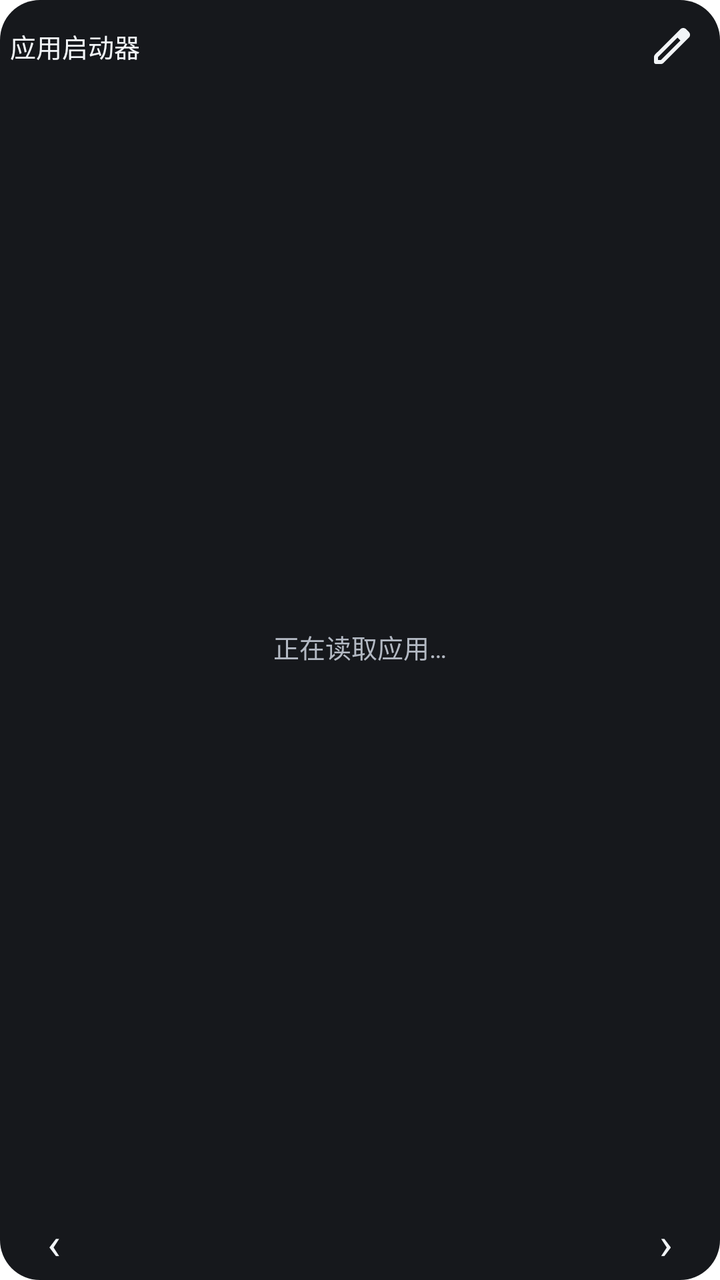
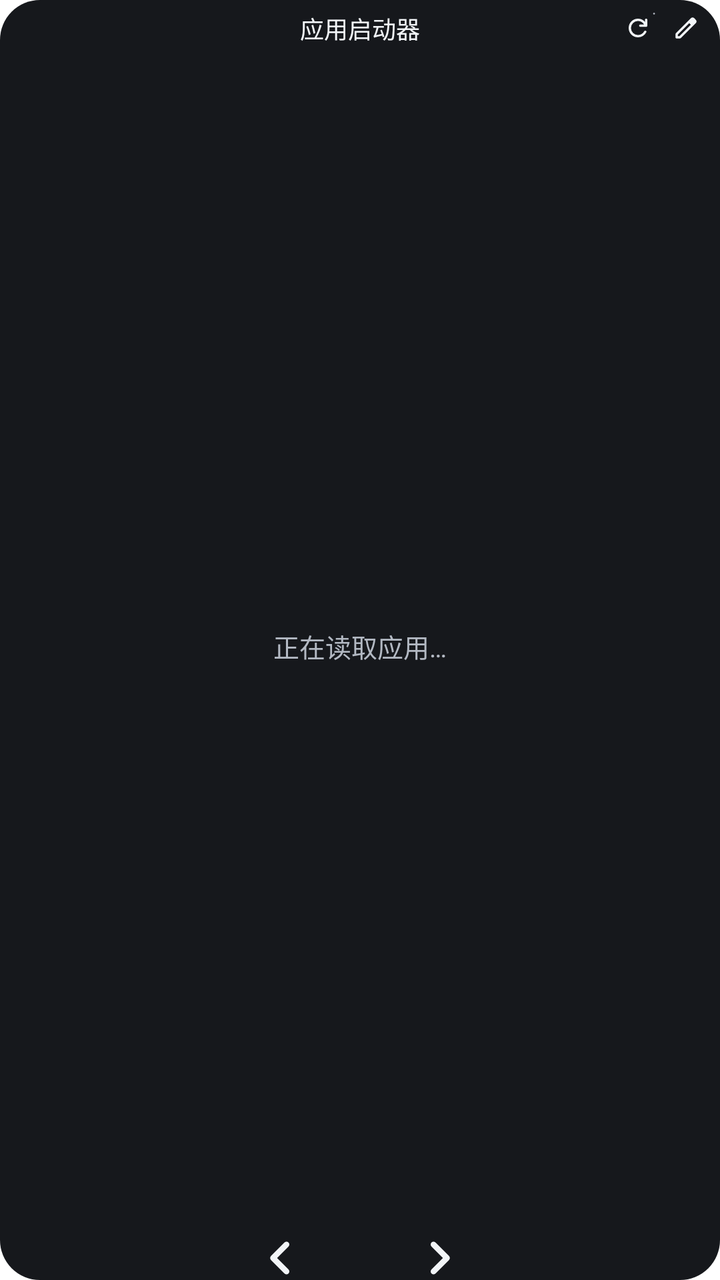

Before-and-after screenshots of an Android layout around one commit, followed by the original layout XML and the change that was made.
<!-- AndroidManifest.xml: activity theme LauncherWidgetEntryTheme -->
<!-- res/layout/launcher_widget.xml -->
<FrameLayout xmlns:android="http://schemas.android.com/apk/res/android" android:layout_width="match_parent" android:layout_height="match_parent">
    <LinearLayout android:id="@+id/launcher_panel" android:layout_width="match_parent" android:layout_height="match_parent" android:layout_gravity="top|left" android:orientation="vertical" android:paddingLeft="5dp" android:paddingRight="5dp" android:paddingTop="4dp" android:paddingBottom="3dp" android:background="@drawable/launcher_widget_panel">
        <LinearLayout android:layout_width="match_parent" android:layout_height="38dp" android:gravity="center_vertical">
            <TextView android:id="@+id/launcher_back" android:layout_width="38dp" android:layout_height="match_parent" android:gravity="center" android:text="‹" android:textColor="#F2F5F8" android:textSize="22sp" android:contentDescription="返回应用列表" android:visibility="gone" android:focusable="true" />
            <TextView android:id="@+id/launcher_title" android:layout_width="0dp" android:layout_weight="1" android:layout_height="wrap_content" android:text="应用启动器" android:textSize="13sp" android:textColor="#F2F5F8" android:maxLines="1" android:ellipsize="end" />
            <ImageButton android:id="@+id/launcher_edit" android:layout_width="38dp" android:layout_height="38dp" android:padding="9dp" android:src="@drawable/ic_ms_edit" android:tint="#F2F5F8" android:background="@android:color/transparent" android:contentDescription="编辑说明" />
        </LinearLayout>
        <FrameLayout android:layout_width="match_parent" android:layout_height="0dp" android:layout_weight="1">
            <FrameLayout android:id="@+id/launcher_grid" android:layout_width="match_parent" android:layout_height="match_parent" />
            <TextView android:id="@+id/launcher_empty" android:layout_width="match_parent" android:layout_height="match_parent" android:gravity="center" android:padding="12dp" android:text="正在读取应用…" android:textSize="13sp" android:textColor="#B3B9C3" />
        </FrameLayout>
        <LinearLayout android:id="@+id/launcher_pager" android:layout_width="match_parent" android:layout_height="32dp" android:gravity="center_vertical">
            <TextView android:id="@+id/launcher_previous" android:layout_width="44dp" android:layout_height="match_parent" android:gravity="center" android:text="‹" android:textSize="22sp" android:textColor="#F2F5F8" android:contentDescription="上一页应用" android:focusable="true" />
            <TextView android:id="@+id/launcher_page" android:layout_width="0dp" android:layout_weight="1" android:layout_height="wrap_content" android:gravity="center" android:textSize="10sp" android:textColor="#B3B9C3" android:maxLines="2" />
            <TextView android:id="@+id/launcher_next" android:layout_width="44dp" android:layout_height="match_parent" android:gravity="center" android:text="›" android:textSize="22sp" android:textColor="#F2F5F8" android:contentDescription="下一页应用" android:focusable="true" />
        </LinearLayout>
        <FrameLayout android:id="@+id/launcher_pins" android:layout_width="match_parent" android:layout_height="44dp" android:visibility="gone" />
    </LinearLayout>
    <LinearLayout android:id="@+id/launcher_hint" android:layout_width="match_parent" android:layout_height="wrap_content" android:layout_gravity="center" android:orientation="vertical" android:padding="16dp" android:background="@drawable/launcher_widget_folder" android:visibility="gone">
        <TextView android:id="@+id/launcher_hint_text" android:layout_width="match_parent" android:layout_height="wrap_content" android:textSize="14sp" android:textColor="#F2F5F8" />
        <TextView android:id="@+id/launcher_hint_close" android:layout_width="match_parent" android:layout_height="44dp" android:gravity="center" android:text="知道了" android:textSize="14sp" android:textColor="#AFCDEB" android:focusable="true" />
    </LinearLayout>
</FrameLayout>
<!-- resources referenced by this layout -->
<resources>
  <!-- drawable ic_ms_edit (drawable) -->
  <vector xmlns:android="http://schemas.android.com/apk/res/android" android:width="24dp" android:height="24dp" android:viewportWidth="960" android:viewportHeight="960">
      <group android:translateX="-0" android:translateY="960">
          <path android:fillColor="#FFF4F5F7" android:pathData="M200-200h57l391-391-57-57-391 391v57Zm-40 80q-17 0-28.5-11.5T120-160v-97q0-16 6-30.5t17-25.5l505-504q12-11 26.5-17t30.5-6q16 0 31 6t26 18l55 56q12 11 17.5 26t5.5 30q0 16-5.5 30.5T817-647L313-143q-11 11-25.5 17t-30.5 6h-97Zm600-584-56-56 56 56Zm-141 85-28-29 57 57-29-28Z" />
      </group>
  </vector>
  <!-- drawable launcher_widget_folder (drawable) -->
  <shape xmlns:android="http://schemas.android.com/apk/res/android"><solid android:color="#292E37" /><corners android:radius="14dp" /></shape>
  <!-- drawable launcher_widget_panel (drawable) -->
  <shape xmlns:android="http://schemas.android.com/apk/res/android"><solid android:color="#16181C" /><corners android:radius="20dp" /></shape>
  <style name="LauncherWidgetEntryTheme" parent="android:style/Theme.Material.NoActionBar">
          <item name="android:windowIsTranslucent">true</item>
          <item name="android:windowBackground">@android:color/transparent</item>
          <item name="android:backgroundDimEnabled">false</item>
          <item name="android:windowNoTitle">true</item>
          <item name="android:windowActionModeOverlay">true</item>
      </style>
</resources>

<!-- the commit's change to res/layout/launcher_widget.xml (unified diff, before → after) -->
@@ -1,23 +1,28 @@
 <FrameLayout xmlns:android="http://schemas.android.com/apk/res/android" android:layout_width="match_parent" android:layout_height="match_parent">
-    <LinearLayout android:id="@+id/launcher_panel" android:layout_width="match_parent" android:layout_height="match_parent" android:layout_gravity="top|left" android:orientation="vertical" android:paddingLeft="5dp" android:paddingRight="5dp" android:paddingTop="4dp" android:paddingBottom="3dp" android:background="@drawable/launcher_widget_panel">
-        <LinearLayout android:layout_width="match_parent" android:layout_height="38dp" android:gravity="center_vertical">
-            <TextView android:id="@+id/launcher_back" android:layout_width="38dp" android:layout_height="match_parent" android:gravity="center" android:text="‹" android:textColor="#F2F5F8" android:textSize="22sp" android:contentDescription="返回应用列表" android:visibility="gone" android:focusable="true" />
-            <TextView android:id="@+id/launcher_title" android:layout_width="0dp" android:layout_weight="1" android:layout_height="wrap_content" android:text="应用启动器" android:textSize="13sp" android:textColor="#F2F5F8" android:maxLines="1" android:ellipsize="end" />
-            <ImageButton android:id="@+id/launcher_edit" android:layout_width="38dp" android:layout_height="38dp" android:padding="9dp" android:src="@drawable/ic_ms_edit" android:tint="#F2F5F8" android:background="@android:color/transparent" android:contentDescription="编辑说明" />
-        </LinearLayout>
+    <LinearLayout android:id="@+id/launcher_panel" android:layout_width="match_parent" android:layout_height="match_parent" android:layout_gravity="top|left" android:orientation="vertical" android:paddingLeft="5dp" android:paddingRight="5dp" android:paddingTop="2dp" android:paddingBottom="2dp" android:background="@drawable/launcher_widget_panel">
+        <FrameLayout android:id="@+id/launcher_header" android:layout_width="match_parent" android:layout_height="@dimen/launcher_header_height">
+            <TextView android:id="@+id/launcher_title" android:layout_width="match_parent" android:layout_height="match_parent" android:layout_marginLeft="48dp" android:layout_marginRight="48dp" android:gravity="center" android:text="应用启动器" android:textSize="@dimen/launcher_header_text" android:textColor="#F2F5F8" android:includeFontPadding="false" android:maxLines="1" android:ellipsize="end" />
+            <TextView android:id="@+id/launcher_back" android:layout_width="28dp" android:layout_height="match_parent" android:layout_gravity="left|center_vertical" android:gravity="center" android:text="‹" android:textColor="#F2F5F8" android:textSize="18dp" android:includeFontPadding="false" android:contentDescription="返回应用列表" android:visibility="gone" android:focusable="true" />
+            <LinearLayout android:layout_width="48dp" android:layout_height="24dp" android:layout_gravity="right|center_vertical">
+                <FrameLayout android:layout_width="24dp" android:layout_height="24dp">
+                    <ImageButton android:id="@+id/launcher_refresh" android:layout_width="match_parent" android:layout_height="match_parent" android:padding="5dp" android:scaleType="fitCenter" android:src="@drawable/ic_ms_refresh" android:tint="#F2F5F8" android:background="@android:color/transparent" android:contentDescription="刷新最近应用" />
+                    <TextView android:id="@+id/launcher_refresh_status" android:layout_width="8dp" android:layout_height="10dp" android:layout_gravity="right|top" android:gravity="center" android:text="·" android:textSize="8dp" android:textColor="#B3B9C3" android:includeFontPadding="false" android:importantForAccessibility="no" android:clickable="false" android:focusable="false" />
+                </FrameLayout>
+                <ImageButton android:id="@+id/launcher_edit" android:layout_width="24dp" android:layout_height="24dp" android:padding="5dp" android:scaleType="fitCenter" android:src="@drawable/ic_ms_edit" android:tint="#F2F5F8" android:background="@android:color/transparent" android:contentDescription="编辑说明" />
+            </LinearLayout>
+        </FrameLayout>
         <FrameLayout android:layout_width="match_parent" android:layout_height="0dp" android:layout_weight="1">
             <FrameLayout android:id="@+id/launcher_grid" android:layout_width="match_parent" android:layout_height="match_parent" />
-            <TextView android:id="@+id/launcher_empty" android:layout_width="match_parent" android:layout_height="match_parent" android:gravity="center" android:padding="12dp" android:text="正在读取应用…" android:textSize="13sp" android:textColor="#B3B9C3" />
+            <TextView android:id="@+id/launcher_empty" android:layout_width="match_parent" android:layout_height="match_parent" android:gravity="center" android:padding="12dp" android:text="正在读取应用…" android:textSize="13dp" android:textColor="#B3B9C3" />
+            <ListView android:id="@+id/launcher_rail" android:layout_width="44dp" android:layout_height="match_parent" android:divider="@null" android:dividerHeight="0dp" android:scrollbars="none" android:overScrollMode="never" android:background="@drawable/launcher_widget_panel" android:visibility="gone" android:contentDescription="常用侧栏，上下滑动查看更多" />
         </FrameLayout>
-        <LinearLayout android:id="@+id/launcher_pager" android:layout_width="match_parent" android:layout_height="32dp" android:gravity="center_vertical">
-            <TextView android:id="@+id/launcher_previous" android:layout_width="44dp" android:layout_height="match_parent" android:gravity="center" android:text="‹" android:textSize="22sp" android:textColor="#F2F5F8" android:contentDescription="上一页应用" android:focusable="true" />
-            <TextView android:id="@+id/launcher_page" android:layout_width="0dp" android:layout_weight="1" android:layout_height="wrap_content" android:gravity="center" android:textSize="10sp" android:textColor="#B3B9C3" android:maxLines="2" />
-            <TextView android:id="@+id/launcher_next" android:layout_width="44dp" android:layout_height="match_parent" android:gravity="center" android:text="›" android:textSize="22sp" android:textColor="#F2F5F8" android:contentDescription="下一页应用" android:focusable="true" />
+        <LinearLayout android:id="@+id/launcher_pager" android:layout_width="match_parent" android:layout_height="@dimen/launcher_page_height" android:gravity="center">
+            <ImageButton android:id="@+id/launcher_previous" android:layout_width="44dp" android:layout_height="match_parent" android:padding="0dp" android:scaleType="fitCenter" android:src="@drawable/launcher_page_previous" android:tint="#F2F5F8" android:background="@android:color/transparent" android:contentDescription="上一页应用" android:focusable="true" />
+            <TextView android:id="@+id/launcher_page" android:layout_width="34dp" android:layout_height="wrap_content" android:gravity="center" android:textSize="@dimen/launcher_page_text" android:textColor="#B3B9C3" android:includeFontPadding="false" android:singleLine="true" android:ellipsize="end" />
+            <ImageButton android:id="@+id/launcher_next" android:layout_width="44dp" android:layout_height="match_parent" android:padding="0dp" android:scaleType="fitCenter" android:src="@drawable/launcher_page_next" android:tint="#F2F5F8" android:background="@android:color/transparent" android:contentDescription="下一页应用" android:focusable="true" />
         </LinearLayout>
-        <FrameLayout android:id="@+id/launcher_pins" android:layout_width="match_parent" android:layout_height="44dp" android:visibility="gone" />
-    </LinearLayout>
-    <LinearLayout android:id="@+id/launcher_hint" android:layout_width="match_parent" android:layout_height="wrap_content" android:layout_gravity="center" android:orientation="vertical" android:padding="16dp" android:background="@drawable/launcher_widget_folder" android:visibility="gone">
-        <TextView android:id="@+id/launcher_hint_text" android:layout_width="match_parent" android:layout_height="wrap_content" android:textSize="14sp" android:textColor="#F2F5F8" />
-        <TextView android:id="@+id/launcher_hint_close" android:layout_width="match_parent" android:layout_height="44dp" android:gravity="center" android:text="知道了" android:textSize="14sp" android:textColor="#AFCDEB" android:focusable="true" />
+        <FrameLayout android:id="@+id/launcher_pins" android:layout_width="match_parent" android:layout_height="wrap_content" android:visibility="gone">
+            <FrameLayout android:id="@+id/launcher_dock_row" android:layout_width="match_parent" android:layout_height="wrap_content" android:background="@drawable/launcher_widget_dock" />
+        </FrameLayout>
     </LinearLayout>
 </FrameLayout>
<!-- resource entries referenced after the edit -->
@@ -1,15 +1,33 @@
 <!-- resources referenced by this layout -->
 <resources>
+  <dimen name="launcher_header_height">24dp</dimen>
+  <dimen name="launcher_header_text">12dp</dimen>
+  <dimen name="launcher_page_height">18dp</dimen>
+  <dimen name="launcher_page_text">8dp</dimen>
   <!-- drawable ic_ms_edit (drawable) -->
   <vector xmlns:android="http://schemas.android.com/apk/res/android" android:width="24dp" android:height="24dp" android:viewportWidth="960" android:viewportHeight="960">
       <group android:translateX="-0" android:translateY="960">
           <path android:fillColor="#FFF4F5F7" android:pathData="M200-200h57l391-391-57-57-391 391v57Zm-40 80q-17 0-28.5-11.5T120-160v-97q0-16 6-30.5t17-25.5l505-504q12-11 26.5-17t30.5-6q16 0 31 6t26 18l55 56q12 11 17.5 26t5.5 30q0 16-5.5 30.5T817-647L313-143q-11 11-25.5 17t-30.5 6h-97Zm600-584-56-56 56 56Zm-141 85-28-29 57 57-29-28Z" />
       </group>
   </vector>
-  <!-- drawable launcher_widget_folder (drawable) -->
-  <shape xmlns:android="http://schemas.android.com/apk/res/android"><solid android:color="#292E37" /><corners android:radius="14dp" /></shape>
+  <!-- drawable ic_ms_refresh (drawable) -->
+  <vector xmlns:android="http://schemas.android.com/apk/res/android" android:width="24dp" android:height="24dp" android:viewportWidth="960" android:viewportHeight="960">
+      <group android:translateX="-0" android:translateY="960">
+          <path android:fillColor="#FFF4F5F7" android:pathData="M480-160q-134 0-227-93t-93-227q0-134 93-227t227-93q69 0 132 28.5T720-690v-70q0-17 11.5-28.5T760-800q17 0 28.5 11.5T800-760v200q0 17-11.5 28.5T760-520H560q-17 0-28.5-11.5T520-560q0-17 11.5-28.5T560-600h128q-32-56-87.5-88T480-720q-100 0-170 70t-70 170q0 100 70 170t170 70q68 0 124.5-34.5T692-367q8-14 22.5-19.5t29.5-.5q16 5 23 21t-1 30q-41 80-117 128t-169 48Z" />
+      </group>
+  </vector>
+  <!-- drawable launcher_page_next (drawable) -->
+  <vector xmlns:android="http://schemas.android.com/apk/res/android" android:width="18dp" android:height="18dp" android:viewportWidth="24" android:viewportHeight="24">
+      <path android:pathData="M9,3 L18,12 L9,21" android:fillColor="@android:color/transparent" android:strokeColor="#F2F5F8" android:strokeWidth="3.8" android:strokeLineCap="round" android:strokeLineJoin="round" />
+  </vector>
+  <!-- drawable launcher_page_previous (drawable) -->
+  <vector xmlns:android="http://schemas.android.com/apk/res/android" android:width="18dp" android:height="18dp" android:viewportWidth="24" android:viewportHeight="24">
+      <path android:pathData="M15,3 L6,12 L15,21" android:fillColor="@android:color/transparent" android:strokeColor="#F2F5F8" android:strokeWidth="3.8" android:strokeLineCap="round" android:strokeLineJoin="round" />
+  </vector>
+  <!-- drawable launcher_widget_dock (drawable) -->
+  <shape xmlns:android="http://schemas.android.com/apk/res/android"><solid android:color="#22272F" /><corners android:radius="@dimen/launcher_dock_radius" /></shape>
   <!-- drawable launcher_widget_panel (drawable) -->
-  <shape xmlns:android="http://schemas.android.com/apk/res/android"><solid android:color="#16181C" /><corners android:radius="20dp" /></shape>
+  <shape xmlns:android="http://schemas.android.com/apk/res/android"><solid android:color="#16181C" /><corners android:radius="@dimen/launcher_panel_radius" /></shape>
   <style name="LauncherWidgetEntryTheme" parent="android:style/Theme.Material.NoActionBar">
           <item name="android:windowIsTranslucent">true</item>
           <item name="android:windowBackground">@android:color/transparent</item>
@@ -17,5 +35,7 @@
           <item name="android:windowNoTitle">true</item>
           <item name="android:windowActionModeOverlay">true</item>
       </style>
+  <dimen name="launcher_dock_radius">16dp</dimen>
+  <dimen name="launcher_panel_radius">20dp</dimen>
 </resources>
 
